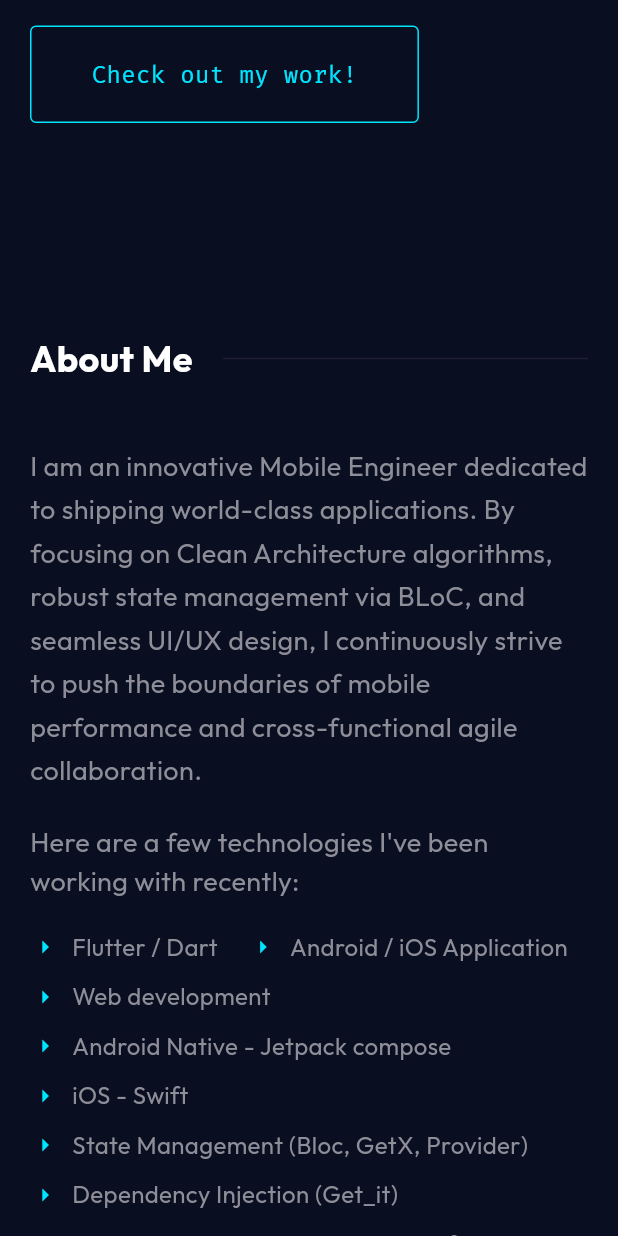
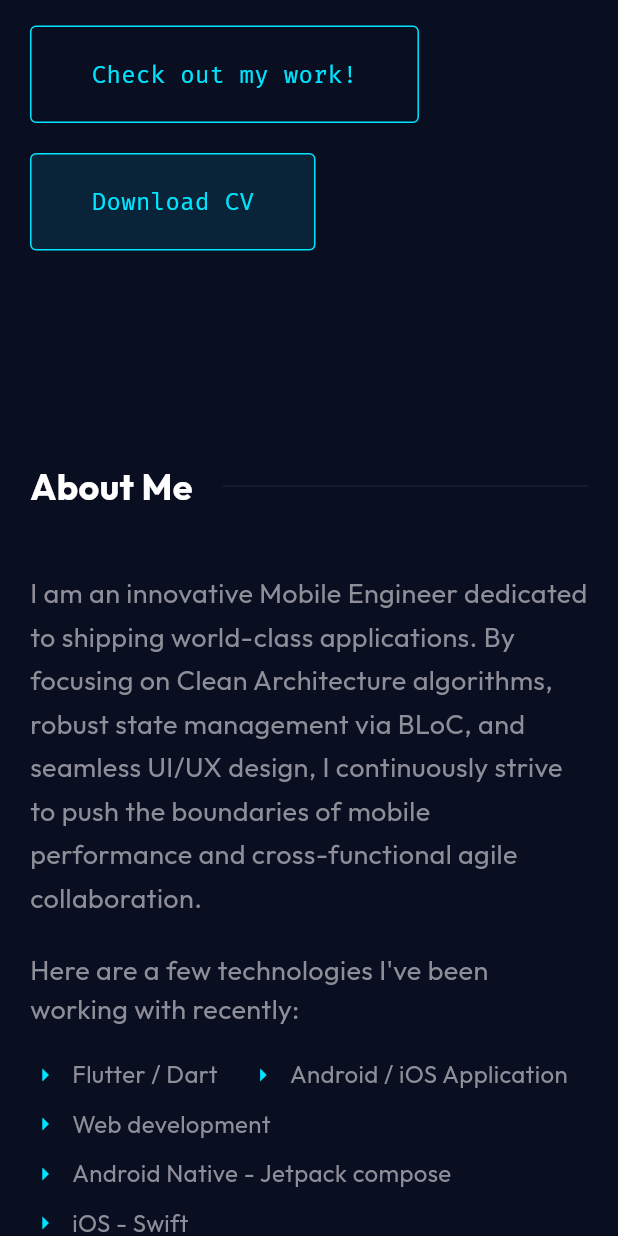
Before and after one commit to AJITHKP05/portfolio-ajith, a Flutter app: the screen it shows after launch, scrolled down 576 dp, on a phone screen of 412 x 824 dp. Run offline on Flutter 3.47's test engine with Material 3 defaults, Android fonts, the phone set to English and light mode, and no system bars; our stand-ins replace animate_do, font_awesome_flutter, google_fonts, responsive_builder.

```diff
--- a/lib/constants/data.dart
+++ b/lib/constants/data.dart
@@ -7,6 +7,7 @@ class PortfolioData {
   static const String email = "Ajithkp1537@gmail.com";
   static const String phone = "+91 9496089097";
   static const String linkedin = "https://linkedin.com/in/ajith-kp";
+  static const String resumeAsset = "assets/Resume_AJITH.pdf";
 
   static const List<String> skills = [
     "Flutter / Dart",
@@ -26,7 +27,7 @@ class PortfolioData {
     {
       "role": "Senior Software Developer",
       "company": "Mphasis",
-      "duration": "May 2024 - Present",
+      "duration": "May 2024 - April 2026",
       "projects": [
         {
           "name": "Bank Loan Approval System",
--- a/lib/widgets/about_section.dart
+++ b/lib/widgets/about_section.dart
@@ -1,5 +1,6 @@
 import 'package:flutter/material.dart';
 import 'package:animate_do/animate_do.dart';
+import 'package:url_launcher/url_launcher.dart';
 import 'package:responsive_builder/responsive_builder.dart';
 import '../constants/colors.dart';
 import '../constants/data.dart';
@@ -77,6 +78,45 @@ class AboutSection extends StatelessWidget {
                   ),
                 ],
               ),
+              const SizedBox(height: 40),
+              FadeInUp(
+                duration: const Duration(milliseconds: 1200),
+                child: MouseRegion(
+                  cursor: SystemMouseCursors.click,
+                  child: GestureDetector(
+                    onTap: () async {
+                      final Uri uri = Uri.parse(PortfolioData.resumeAsset);
+                      if (await canLaunchUrl(uri)) {
+                        await launchUrl(uri);
+                      } else {
+                        await launchUrl(Uri.parse("assets/${PortfolioData.resumeAsset}"));
+                      }
+                    },
+                    child: Container(
+                      padding: const EdgeInsets.symmetric(horizontal: 30, vertical: 15),
+                      decoration: BoxDecoration(
+                        border: Border.all(color: AppColors.primary),
+                        borderRadius: BorderRadius.circular(4),
+                      ),
+                      child: const Row(
+                        mainAxisSize: MainAxisSize.min,
+                        children: [
+                          Icon(Icons.download, color: AppColors.primary, size: 20),
+                          SizedBox(width: 10),
+                          Text(
+                            "Download CV",
+                            style: TextStyle(
+                              color: AppColors.primary,
+                              fontSize: 16,
+                              fontFamily: 'FiraCode',
+                            ),
+                          ),
+                        ],
+                      ),
+                    ),
+                  ),
+                ),
+              ),
             ],
           ),
         );
--- a/lib/widgets/hero_section.dart
+++ b/lib/widgets/hero_section.dart
@@ -1,5 +1,6 @@
 import 'package:flutter/material.dart';
 import 'package:animate_do/animate_do.dart';
+import 'package:url_launcher/url_launcher.dart';
 import 'package:responsive_builder/responsive_builder.dart';
 import '../constants/colors.dart';
 import '../constants/data.dart';
@@ -72,7 +73,11 @@ class HeroSection extends StatelessWidget {
               const SizedBox(height: 50),
               FadeInUp(
                 duration: const Duration(milliseconds: 1600),
-                child: MouseRegion(
+                child: Wrap(
+                  spacing: 20,
+                  runSpacing: 20,
+                  children: [
+                    MouseRegion(
                       cursor: SystemMouseCursors.click,
                       child: GestureDetector(
                         onTap: onCheckWork,
@@ -92,6 +97,37 @@ class HeroSection extends StatelessWidget {
                         ),
                       ),
                     ),
+                    MouseRegion(
+                      cursor: SystemMouseCursors.click,
+                      child: GestureDetector(
+                        onTap: () async {
+                          final Uri uri = Uri.parse(PortfolioData.resumeAsset);
+                          if (await canLaunchUrl(uri)) {
+                            await launchUrl(uri);
+                          } else {
+                            // Fallback for some web environments if the relative path doesn't work directly with launchUrl
+                            await launchUrl(Uri.parse("assets/${PortfolioData.resumeAsset}"));
+                          }
+                        },
+                        child: Container(
+                          padding: const EdgeInsets.symmetric(horizontal: 40, vertical: 20),
+                          decoration: BoxDecoration(
+                            color: AppColors.primary.withOpacity(0.1),
+                            border: Border.all(color: AppColors.primary),
+                            borderRadius: BorderRadius.circular(4),
+                          ),
+                          child: Text(
+                            "Download CV",
+                            style: GoogleFonts.firaCode(
+                              color: AppColors.primary,
+                              fontSize: 16,
+                            ),
+                          ),
+                        ),
+                      ),
+                    ),
+                  ],
+                ),
               ),
             ],
           ),
--- a/pubspec.yaml
+++ b/pubspec.yaml
@@ -63,9 +63,8 @@ flutter:
   uses-material-design: true
 
   # To add assets to your application, add an assets section, like this:
-  # assets:
-  #   - images/a_dot_burr.jpeg
-  #   - images/a_dot_ham.jpeg
+  assets:
+    - assets/Resume_AJITH.pdf
 
   # An image asset can refer to one or more resolution-specific "variants", see
   # https://flutter.dev/to/resolution-aware-images
```
Also changed, not shown: 4 other files. Lines whose indentation alone changed are shown as unchanged.
